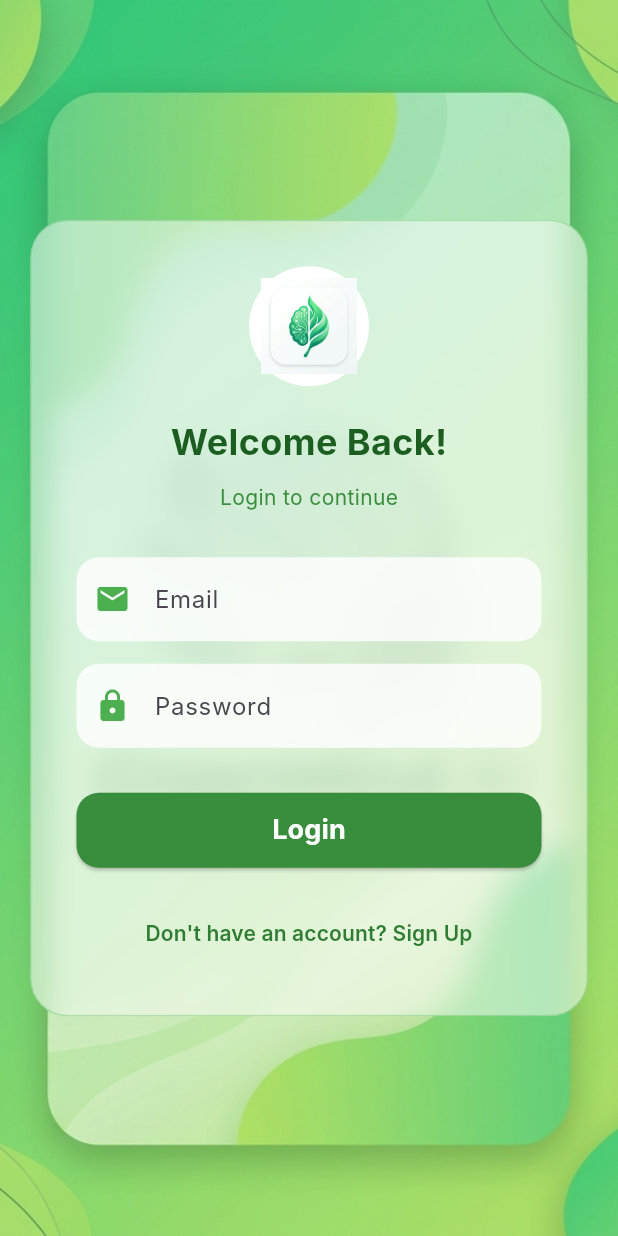
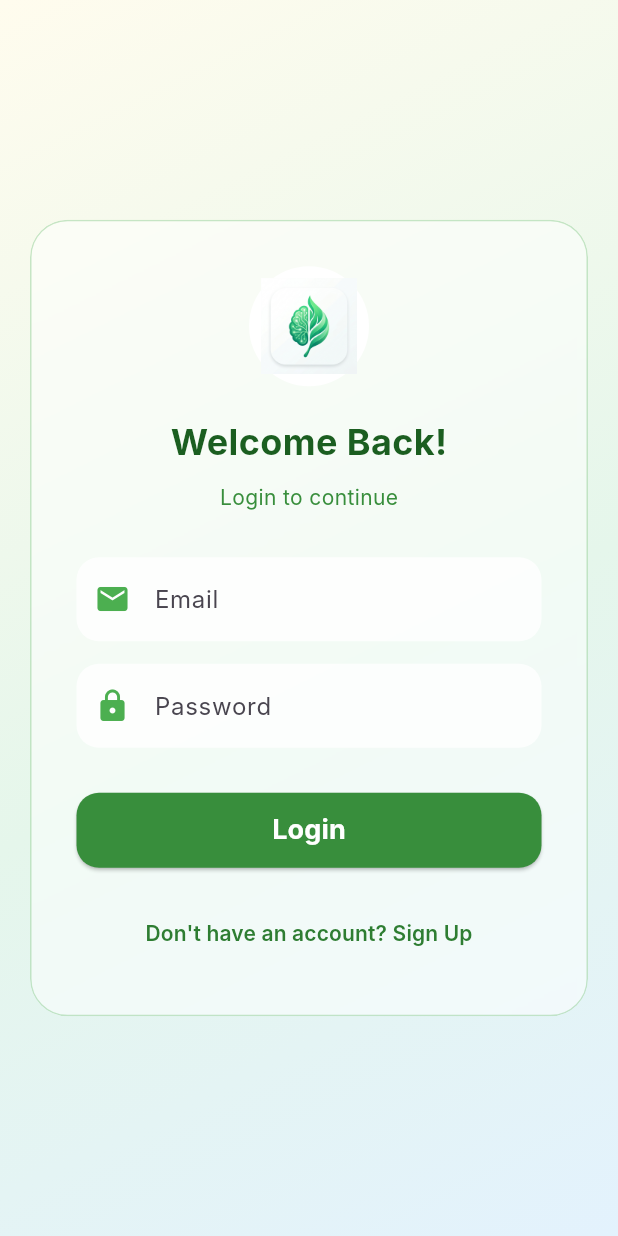
Before and after one commit to ShubhAm-2047-V/Greenmind.Ai, a Flutter app: the screen it shows after launch, on a phone screen of 412 x 824 dp. Run offline on Flutter 3.47's test engine with Material 3 defaults, Android fonts, the phone set to English and light mode, and no system bars; our stand-ins replace fl_chart, flutter_animate, flutter_tts, image_picker, pdf, printing and 2 more; missing offline and left inert: translator; Roboto replaces fonts that are missing (Inter).

Commit message:
style: Replace static image background with high-fidelity dynamic CSS yellow-green-blue gradient matching the mockup background

```diff
--- a/flutter_app/lib/main.dart
+++ b/flutter_app/lib/main.dart
@@ -41,7 +41,7 @@ class PlantDiseaseApp extends StatelessWidget {
           debugShowCheckedModeBanner: false,
           theme: ThemeData(
             primarySwatch: Colors.green,
-            scaffoldBackgroundColor: const Color(0xFFE8F5E9),
+            scaffoldBackgroundColor: const Color(0xFFFFFCEE),
             fontFamily: 'Inter', // Assuming standard modern font
           ),
           home: authProvider.isLoggedIn ? const MainScreen() : const LoginScreen(),
--- a/flutter_app/lib/widgets/background_wrapper.dart
+++ b/flutter_app/lib/widgets/background_wrapper.dart
@@ -10,9 +10,15 @@ class BackgroundWrapper extends StatelessWidget {
       width: double.infinity,
       height: double.infinity,
       decoration: const BoxDecoration(
-        image: DecorationImage(
-          image: AssetImage('assets/images/app_bg.png'),
-          fit: BoxFit.cover,
+        gradient: LinearGradient(
+          colors: [
+            Color(0xFFFFFCEE), // Soft glowing yellow-cream (mockup top-left)
+            Color(0xFFE5F6EB), // Pastel mint green (mockup center)
+            Color(0xFFE3F2FD), // Soft pastel sky blue (mockup bottom-right)
+          ],
+          begin: Alignment.topLeft,
+          end: Alignment.bottomRight,
+          stops: [0.0, 0.55, 1.0],
         ),
       ),
       child: child,
```
